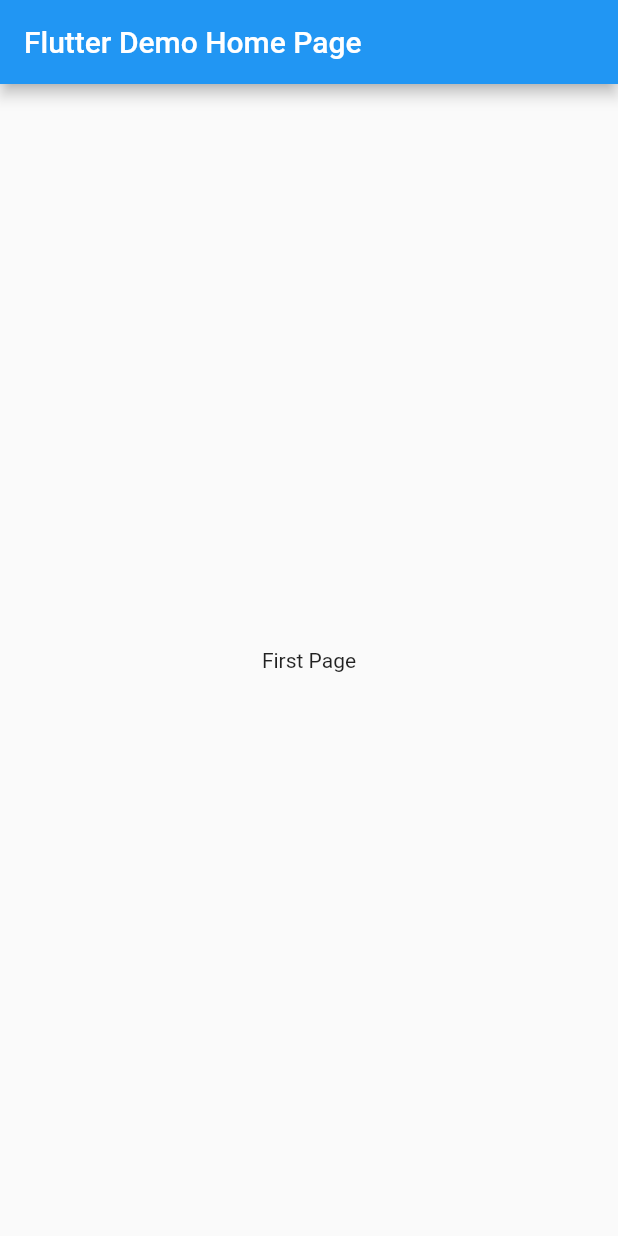
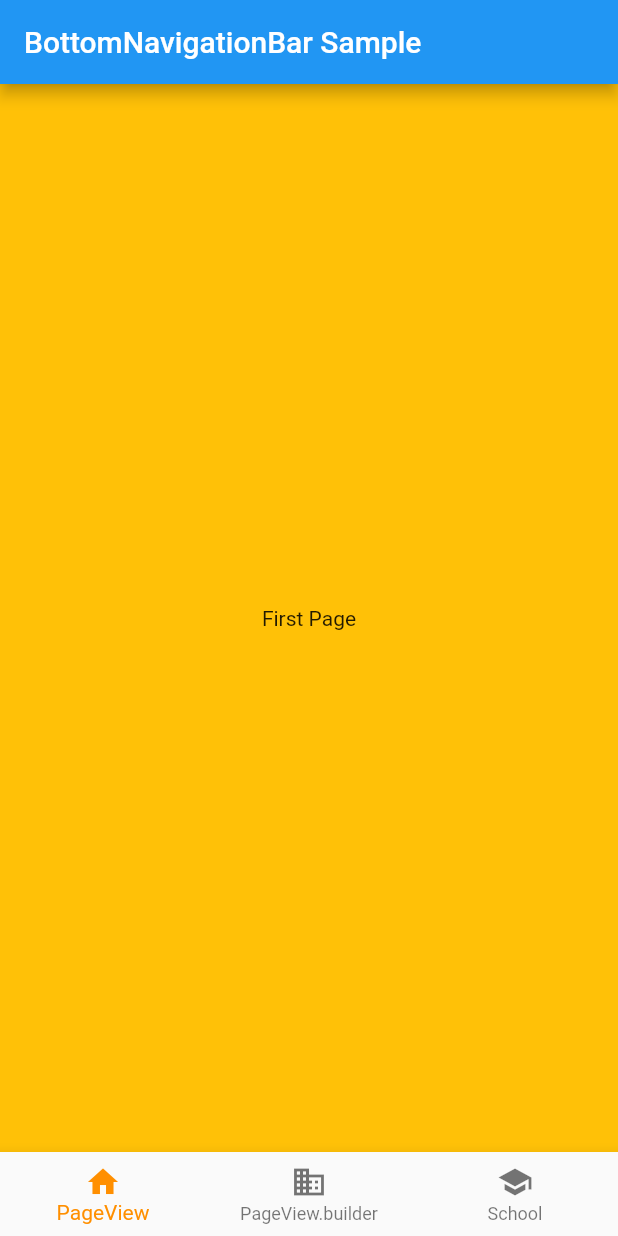
Before and after one commit to GabrielKiesshau/semantics_tests, a Flutter app: the screen it shows after launch, on a phone screen of 412 x 824 dp. Run offline on Flutter 3.47's test engine with Material 2 defaults, Android fonts, the phone set to English and light mode, and no system bars.

Commit message:
Added PageViewBuilder

```diff
--- a/lib/home.dart
+++ b/lib/home.dart
@@ -1,4 +1,5 @@
 import 'package:flutter/material.dart';
+import 'package:semantics_tests/page_builder_test.dart';
 import 'package:semantics_tests/page_test.dart';
 
 class HomePage extends StatefulWidget {
@@ -11,13 +12,58 @@ class HomePage extends StatefulWidget {
 }
 
 class _HomePageState extends State<HomePage> {
+  int _selectedIndex = 0;
+  static const TextStyle optionStyle =
+      TextStyle(fontSize: 30, fontWeight: FontWeight.bold);
+  static const List<Widget> _widgetOptions = <Widget>[
+    ColoredBox(
+      color: Colors.amber,
+      child: PageViewExample(),
+    ),
+    ColoredBox(
+      color: Colors.lime,
+      child: PageViewBuilderExample(),
+    ),
+    Text(
+      'Index 2: School',
+      style: optionStyle,
+    ),
+  ];
+
+  void _onItemTapped(int index) {
+    setState(() {
+      _selectedIndex = index;
+    });
+  }
+
   @override
   Widget build(BuildContext context) {
     return Scaffold(
       appBar: AppBar(
-        title: Text(widget.title),
+        title: const Text('BottomNavigationBar Sample'),
       ),
-      body: const PageViewExample(),
+      body: Center(
+        child: _widgetOptions.elementAt(_selectedIndex),
+      ),
+      bottomNavigationBar: BottomNavigationBar(
+        items: const <BottomNavigationBarItem>[
+          BottomNavigationBarItem(
+            icon: Icon(Icons.home),
+            label: 'PageView',
+          ),
+          BottomNavigationBarItem(
+            icon: Icon(Icons.business),
+            label: 'PageView.builder',
+          ),
+          BottomNavigationBarItem(
+            icon: Icon(Icons.school),
+            label: 'School',
+          ),
+        ],
+        currentIndex: _selectedIndex,
+        selectedItemColor: Colors.amber[800],
+        onTap: _onItemTapped,
+      ),
     );
   }
 }
```
Also changed, not shown: lib/page_builder_test.dart (added, +29 -0 lines).
